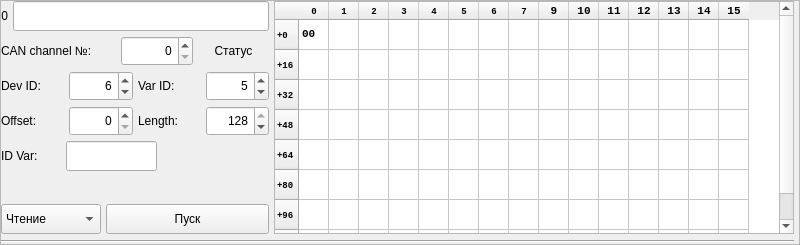
The window that can_unit_widget.ui (a-styuf/can_usb_client) describes before a commit, drawn with Qt 5.
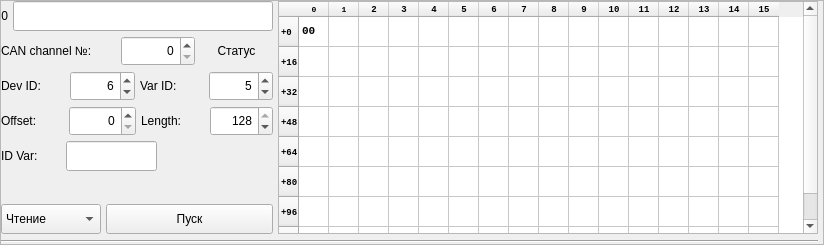
The same window after the commit.

```diff
--- a/can_unit_widget.ui
+++ b/can_unit_widget.ui
@@ -6,7 +6,7 @@
    <rect>
     <x>0</x>
     <y>0</y>
-    <width>800</width>
+    <width>824</width>
     <height>245</height>
    </rect>
   </property>
@@ -18,7 +18,7 @@
   </property>
   <property name="minimumSize">
    <size>
-    <width>800</width>
+    <width>810</width>
     <height>245</height>
    </size>
   </property>
@@ -292,7 +292,7 @@
           <set>Qt::AlignRight|Qt::AlignTrailing|Qt::AlignVCenter</set>
          </property>
          <property name="maximum">
-          <number>2048</number>
+          <number>100000000</number>
          </property>
         </widget>
        </item>
@@ -495,7 +495,7 @@
      </property>
      <property name="minimumSize">
       <size>
-       <width>520</width>
+       <width>540</width>
        <height>150</height>
       </size>
      </property>
@@ -520,7 +520,7 @@
       <number>8</number>
      </property>
      <property name="columnCount">
-      <number>15</number>
+      <number>16</number>
      </property>
      <attribute name="horizontalHeaderVisible">
       <bool>true</bool>
@@ -625,7 +625,7 @@
       </property>
       <property name="font">
        <font>
-        <pointsize>7</pointsize>
+        <pointsize>5</pointsize>
        </font>
       </property>
      </row>
@@ -635,7 +635,7 @@
       </property>
       <property name="font">
        <font>
-        <pointsize>7</pointsize>
+        <pointsize>6</pointsize>
        </font>
       </property>
      </column>
@@ -645,7 +645,7 @@
       </property>
       <property name="font">
        <font>
-        <pointsize>7</pointsize>
+        <pointsize>6</pointsize>
        </font>
       </property>
      </column>
@@ -709,13 +709,86 @@
        </font>
       </property>
      </column>
-     <column/>
-     <column/>
-     <column/>
-     <column/>
-     <column/>
-     <column/>
-     <column/>
+     <column>
+      <property name="text">
+       <string>8</string>
+      </property>
+      <property name="font">
+       <font>
+        <pointsize>7</pointsize>
+       </font>
+      </property>
+     </column>
+     <column>
+      <property name="text">
+       <string>9</string>
+      </property>
+      <property name="font">
+       <font>
+        <pointsize>7</pointsize>
+       </font>
+      </property>
+     </column>
+     <column>
+      <property name="text">
+       <string>10</string>
+      </property>
+      <property name="font">
+       <font>
+        <pointsize>7</pointsize>
+       </font>
+      </property>
+     </column>
+     <column>
+      <property name="text">
+       <string>11</string>
+      </property>
+      <property name="font">
+       <font>
+        <pointsize>7</pointsize>
+       </font>
+      </property>
+     </column>
+     <column>
+      <property name="text">
+       <string>12</string>
+      </property>
+      <property name="font">
+       <font>
+        <pointsize>7</pointsize>
+       </font>
+      </property>
+     </column>
+     <column>
+      <property name="text">
+       <string>13</string>
+      </property>
+      <property name="font">
+       <font>
+        <pointsize>7</pointsize>
+       </font>
+      </property>
+     </column>
+     <column>
+      <property name="text">
+       <string>14</string>
+      </property>
+      <property name="font">
+       <font>
+        <pointsize>7</pointsize>
+       </font>
+      </property>
+     </column>
+     <column>
+      <property name="text">
+       <string>15</string>
+      </property>
+      <property name="font">
+       <font>
+        <pointsize>7</pointsize>
+       </font>
+      </property>
+     </column>
      <item row="0" column="0">
       <property name="text">
        <string>00</string>
```
